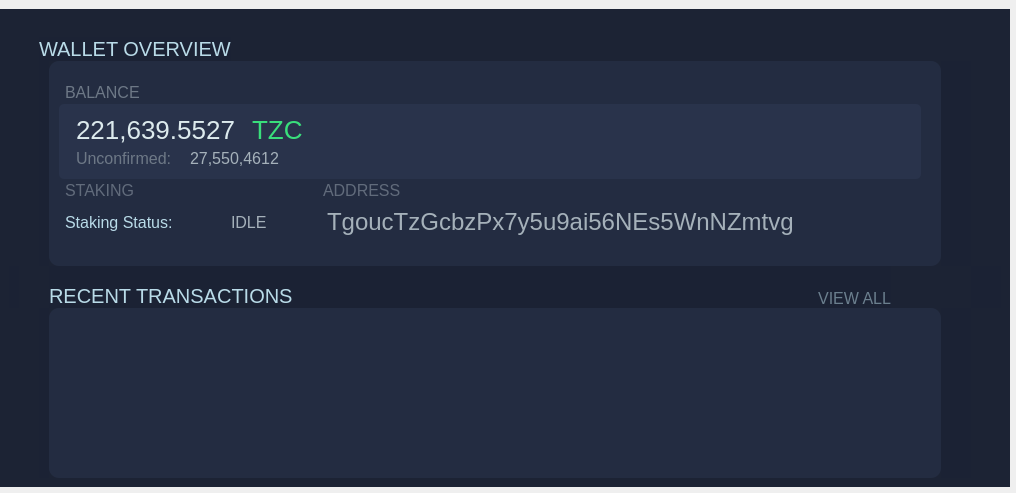
TrezarCoin/TrezarCoin, file src/qt/forms/overviewpage.ui: the form before one commit.
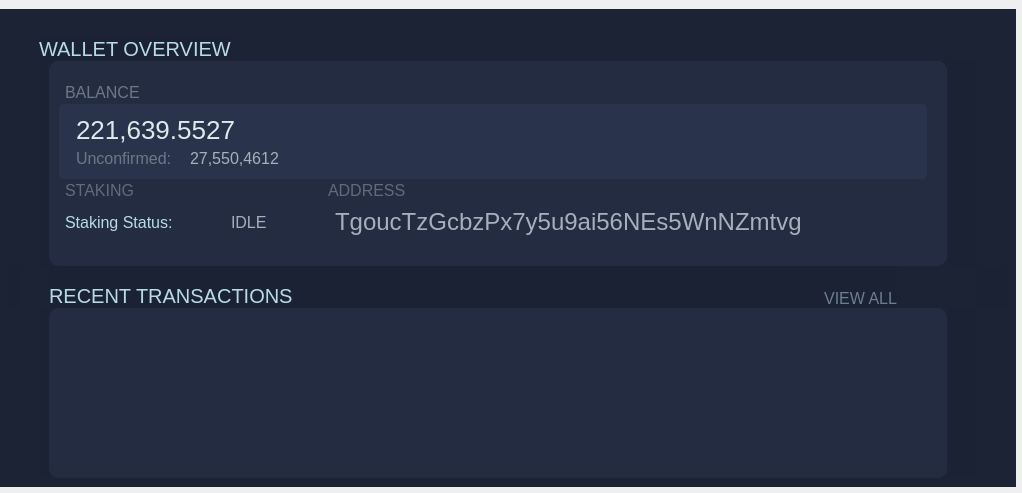
The form after the commit. Icons and pictures are not drawn.

Diff of the .ui file:
```diff
--- a/src/qt/forms/overviewpage.ui
+++ b/src/qt/forms/overviewpage.ui
@@ -9,7 +9,7 @@
    <rect>
     <x>0</x>
     <y>0</y>
-    <width>1016</width>
+    <width>1022</width>
     <height>493</height>
    </rect>
   </property>
@@ -338,20 +338,6 @@
                               </property>
                              </widget>
                             </item>
-                            <item>
-                             <widget class="QLabel" name="label_9">
-                              <property name="styleSheet">
-                               <string notr="true">font-size:26px;
-color:#39df7b;</string>
-                              </property>
-                              <property name="text">
-                               <string>TZC</string>
-                              </property>
-                              <property name="alignment">
-                               <set>Qt::AlignLeading|Qt::AlignLeft|Qt::AlignVCenter</set>
-                              </property>
-                             </widget>
-                            </item>
                             <item>
                              <spacer name="horizontalSpacer_6">
                               <property name="orientation">
@@ -477,7 +463,7 @@
                          </property>
                          <property name="minimumSize">
                           <size>
-                           <width>252</width>
+                           <width>257</width>
                            <height>0</height>
                           </size>
                          </property>
@@ -567,14 +553,14 @@
                        <item>
                         <widget class="QLabel" name="labelStakingStatus">
                          <property name="sizePolicy">
-                          <sizepolicy hsizetype="Fixed" vsizetype="Preferred">
+                          <sizepolicy hsizetype="Preferred" vsizetype="Preferred">
                            <horstretch>0</horstretch>
                            <verstretch>0</verstretch>
                           </sizepolicy>
                          </property>
                          <property name="minimumSize">
                           <size>
-                           <width>59</width>
+                           <width>67</width>
                            <height>0</height>
                           </size>
                          </property>
@@ -643,6 +629,12 @@
                        </item>
                        <item>
                         <widget class="QPushButton" name="btn_copyClipboard">
+                         <property name="sizePolicy">
+                          <sizepolicy hsizetype="Fixed" vsizetype="Fixed">
+                           <horstretch>0</horstretch>
+                           <verstretch>0</verstretch>
+                          </sizepolicy>
+                         </property>
                          <property name="minimumSize">
                           <size>
                            <width>40</width>
@@ -696,6 +688,12 @@
                        </item>
                        <item>
                         <widget class="QPushButton" name="btn_showQR">
+                         <property name="sizePolicy">
+                          <sizepolicy hsizetype="Fixed" vsizetype="Fixed">
+                           <horstretch>0</horstretch>
+                           <verstretch>0</verstretch>
+                          </sizepolicy>
+                         </property>
                          <property name="minimumSize">
                           <size>
                            <width>40</width>
@@ -735,7 +733,7 @@
                           <enum>Qt::Horizontal</enum>
                          </property>
                          <property name="sizeType">
-                          <enum>QSizePolicy::Fixed</enum>
+                          <enum>QSizePolicy::Expanding</enum>
                          </property>
                          <property name="sizeHint" stdset="0">
                           <size>
```
